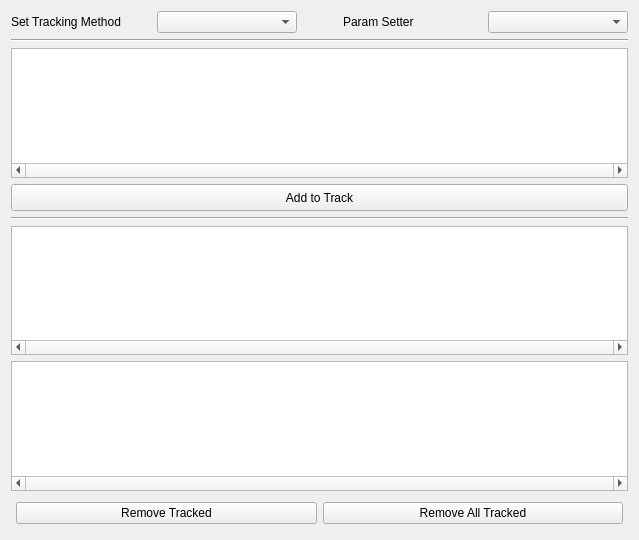
This is cmt_tracker/resources/tracker_plugin.ui in Digits88/vision-1 as Qt 5 draws it before an edit. The edited form follows.
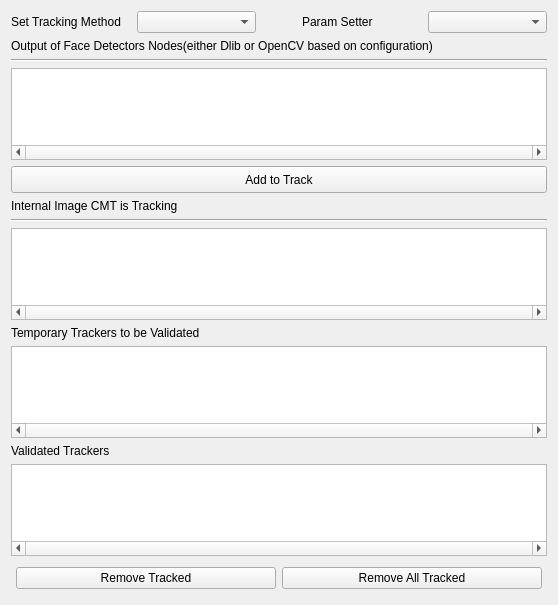
This is the edited form.

Commit message: Update tracker to vizualize state.

Patch:
```diff
--- a/cmt_tracker/resources/tracker_plugin.ui
+++ b/cmt_tracker/resources/tracker_plugin.ui
@@ -6,14 +6,14 @@
    <rect>
     <x>0</x>
     <y>0</y>
-    <width>639</width>
-    <height>540</height>
+    <width>546</width>
+    <height>605</height>
    </rect>
   </property>
   <property name="windowTitle">
    <string>tracker_plugin</string>
   </property>
-  <layout class="QVBoxLayout" name="verticalLayout_2">
+  <layout class="QVBoxLayout" name="verticalLayout">
    <item>
     <layout class="QHBoxLayout" name="horizontalLayout" stretch="0,0,0,0,0">
      <property name="sizeConstraint">
@@ -70,7 +70,12 @@
     </layout>
    </item>
    <item>
-    <layout class="QVBoxLayout" name="verticalLayout">
+    <widget class="QLabel" name="label_6">
+     <property name="text">
+      <string>Output of Face Detectors Nodes(either Dlib or OpenCV based on configuration)</string>
+     </property>
+    </widget>
+   </item>
      <item>
       <widget class="Line" name="line_2">
        <property name="orientation">
@@ -116,6 +121,13 @@
        </property>
       </widget>
      </item>
+   <item>
+    <widget class="QLabel" name="label_5">
+     <property name="text">
+      <string>Internal Image CMT is Tracking</string>
+     </property>
+    </widget>
+   </item>
      <item>
       <widget class="Line" name="line">
        <property name="orientation">
@@ -145,6 +157,42 @@
        </property>
       </widget>
      </item>
+   <item>
+    <widget class="QLabel" name="label_4">
+     <property name="text">
+      <string>Temporary Trackers to be Validated</string>
+     </property>
+    </widget>
+   </item>
+   <item>
+    <widget class="QListWidget" name="tracker_output_list_2">
+     <property name="verticalScrollBarPolicy">
+      <enum>Qt::ScrollBarAlwaysOff</enum>
+     </property>
+     <property name="horizontalScrollBarPolicy">
+      <enum>Qt::ScrollBarAlwaysOn</enum>
+     </property>
+     <property name="iconSize">
+      <size>
+       <width>100</width>
+       <height>100</height>
+      </size>
+     </property>
+     <property name="isWrapping" stdset="0">
+      <bool>false</bool>
+     </property>
+     <property name="viewMode">
+      <enum>QListView::IconMode</enum>
+     </property>
+    </widget>
+   </item>
+   <item>
+    <widget class="QLabel" name="label_3">
+     <property name="text">
+      <string>Validated Trackers</string>
+     </property>
+    </widget>
+   </item>
      <item>
       <widget class="QListWidget" name="tracker_output_list">
        <property name="verticalScrollBarPolicy">
@@ -194,8 +242,6 @@
           <string>Remove All Tracked</string>
          </property>
         </widget>
-       </item>
-      </layout>
      </item>
     </layout>
    </item>
```
Lines whose indentation alone changed are shown as unchanged. The commit also changes 6 other files.
